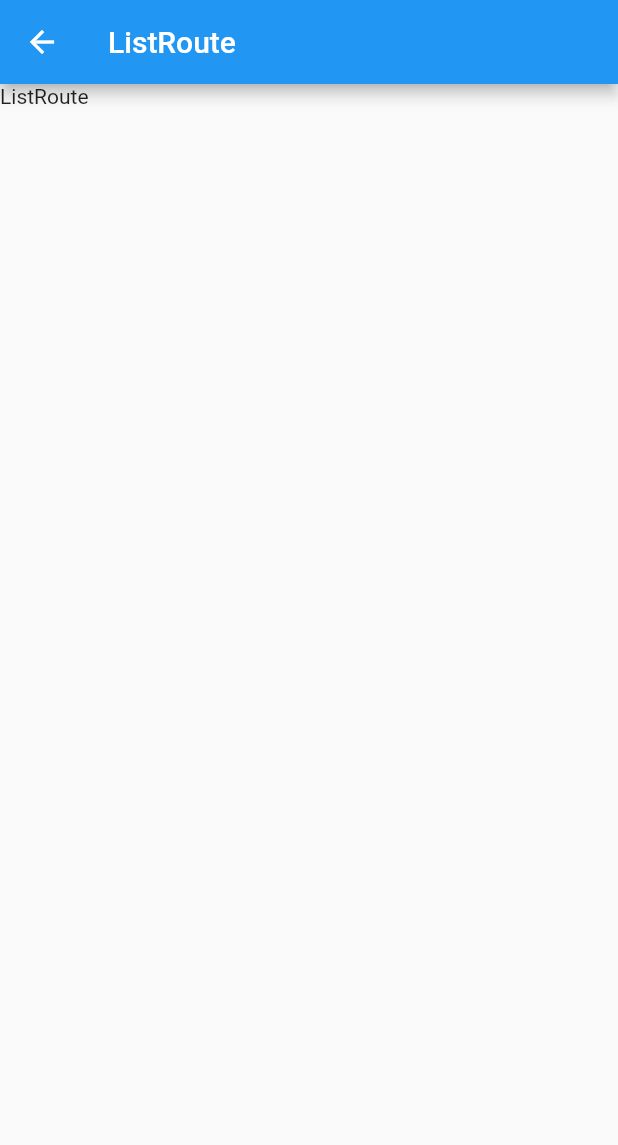
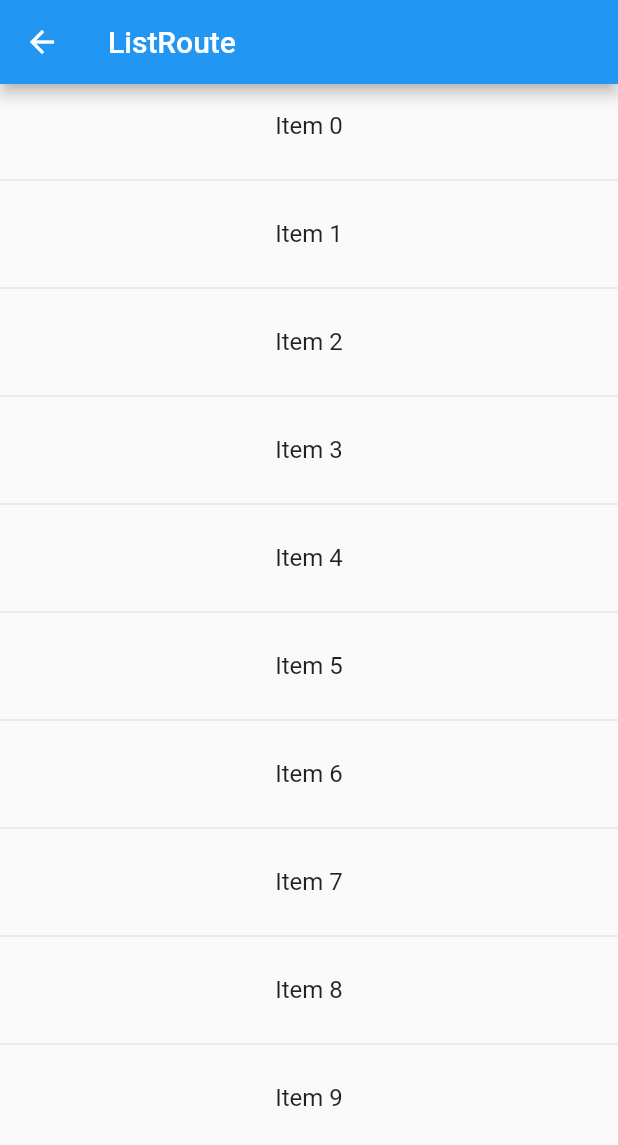
Before and after one commit to Dao-Ke/learn_flutter, a Flutter app: the screen it shows after launch, after a tap on "Learn List", on a phone screen of 412 x 824 dp. Shown: the top 1145 px of the screen. Run offline on Flutter 3.47's test engine with Material 2 defaults, Android fonts, the phone set to English and light mode, and no system bars.

Commit message:
genrate data for simple list

```diff
--- a/lib/list/learn_list.dart
+++ b/lib/list/learn_list.dart
@@ -21,15 +21,41 @@ Widget buildSimpleList(Map<String, Widget> items) {
 }
 
 class ListRoute extends StatelessWidget {
-  const ListRoute({super.key});
-
+  final Map<String, Widget> items = {};
+  ListRoute({super.key}) {
+    for (var element in List.generate(10, (index) => "Item $index")) {
+      items[element] = SimpleListRoute();
+    }
+  }
   @override
   Widget build(BuildContext context) {
     return Scaffold(
       appBar: AppBar(
         title: const Text("ListRoute"),
       ),
-      body: const Text("ListRoute"),
+      body: buildSimpleList(items),
     );
   }
 }
+
+class SimpleListRoute extends StatelessWidget {
+  final List<String> items = List.generate(200, (index) => "Item $index");
+  SimpleListRoute({super.key});
+  @override
+  Widget build(BuildContext context) {
+    return Scaffold(
+      appBar: AppBar(
+        title: const Text("SimpleListRoute"),
+      ),
+      body: ListView.separated(
+        itemCount: items.length,
+        itemBuilder: ((context, index) {
+          return ListTile(
+            title: Center(child: Text(items[index])),
+          );
+        }),
+        separatorBuilder: (BuildContext context, int index) => const Divider(),
+      ),
+    );
+  }
+}
--- a/lib/main.dart
+++ b/lib/main.dart
@@ -7,10 +7,10 @@ void main() {
 
 Map<String, Widget> _buildMainRouteList() {
   return {
-    "Learn List": const ListRoute(),
-    "Learn List2": const ListRoute(),
-    "Learn List3": const ListRoute(),
-    "Learn List4": const ListRoute(),
+    "Learn List": ListRoute(),
+    "Simple List": SimpleListRoute(),
+    "AnimatedList": ListRoute(),
+    "Learn List4": ListRoute(),
   };
 }
 
@@ -21,11 +21,12 @@ class MyApp extends StatelessWidget {
   @override
   Widget build(BuildContext context) {
     return MaterialApp(
-        home: Scaffold(
-      appBar: AppBar(
-        title: const Text("List"),
+      home: Scaffold(
+        appBar: AppBar(
+          title: const Text("List"),
+        ),
+        body: buildSimpleList(items),
       ),
-      body: buildSimpleList(items),
-    ));
+    );
   }
 }
```
